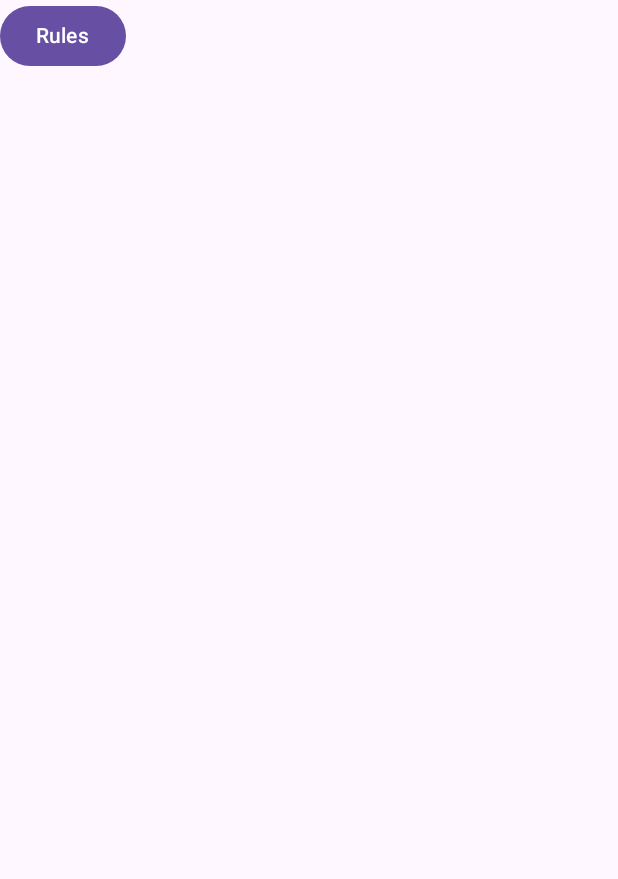
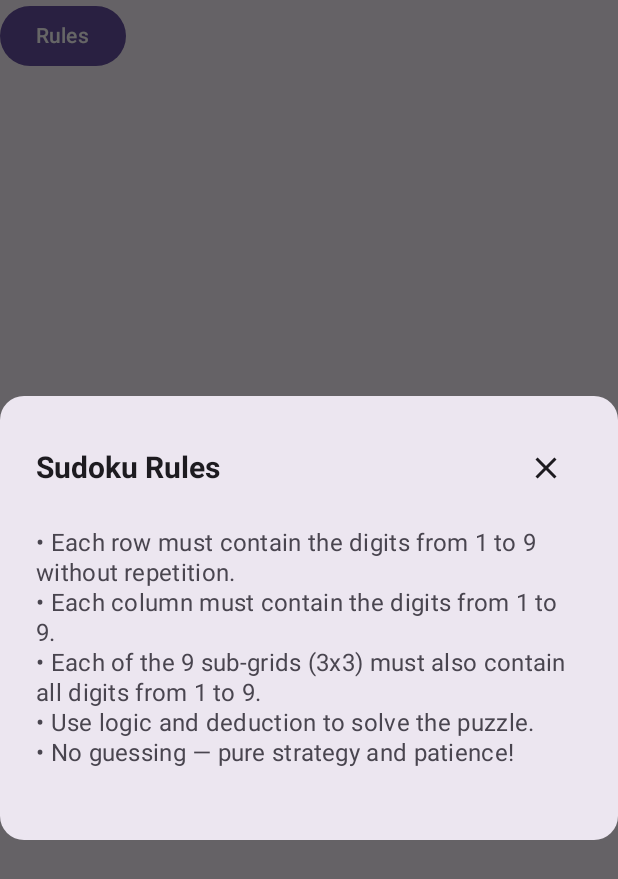
Before and after one commit to gianlucaquaranta/Sudoku-RunTeam, an Android app built with Jetpack Compose: the composable RulesButton shown on its own in the app's theme, after a tap on "Rules", on a phone screen of 412 x 824 dp. Shown: the top 879 px of the screen. Run offline under Robolectric (Android 15) with nearby library versions, the phone set to English and light mode, and no system bars; libraries missing offline, so code that uses them is left out: it.uniroma2; 1 statement that could not run was skipped.

```diff
--- a/app/src/main/java/it/uniroma2/RunTeam/Sudoku/ui/home/components/RulesButton.kt
+++ b/app/src/main/java/it/uniroma2/RunTeam/Sudoku/ui/home/components/RulesButton.kt
@@ -1,12 +1,63 @@
 package it.uniroma2.RunTeam.Sudoku.ui.home.components
 
+import androidx.compose.foundation.layout.*
+import androidx.compose.foundation.shape.RoundedCornerShape
 import androidx.compose.material3.*
-import androidx.compose.runtime.Composable
-import androidx.compose.ui.tooling.preview.Preview
+import androidx.compose.runtime.*
+import androidx.compose.ui.Alignment
+import androidx.compose.ui.Modifier
+import androidx.compose.ui.graphics.vector.ImageVector
+import androidx.compose.ui.res.painterResource
+import androidx.compose.ui.res.vectorResource
+import androidx.compose.ui.text.font.FontWeight
+import androidx.compose.ui.unit.dp
+import androidx.compose.ui.unit.sp
+import it.uniroma2.RunTeam.Sudoku.R
+import androidx.compose.material.icons.Icons
+import androidx.compose.material.icons.filled.Close
 
 @Composable
 fun RulesButton(onClick: () -> Unit) {
-    Button(onClick = onClick) {
+    var showDialog by remember { mutableStateOf(false) }
+
+    Button(onClick = { showDialog = true }) {
         Text("Rules")
     }
+
+    if (showDialog) {
+        AlertDialog(
+            onDismissRequest = { showDialog = false },
+            confirmButton = {},
+            dismissButton = {},
+            title = {
+                Row(
+                    verticalAlignment = Alignment.CenterVertically,
+                    horizontalArrangement = Arrangement.SpaceBetween,
+                    modifier = Modifier.fillMaxWidth()
+                ) {
+                    Text(
+                        text = "Sudoku Rules",
+                        fontWeight = FontWeight.Bold,
+                        fontSize = 20.sp
+                    )
+                    IconButton(onClick = { showDialog = false }) {
+                        Icon(Icons.Default.Close, contentDescription = "Close")
+                    }
+                }
+            },
+            text = {
+                Text(
+                    text = """
+                        • Each row must contain the digits from 1 to 9 without repetition.
+                        • Each column must contain the digits from 1 to 9.
+                        • Each of the 9 sub-grids (3x3) must also contain all digits from 1 to 9.
+                        • Use logic and deduction to solve the puzzle.
+                        • No guessing — pure strategy and patience!
+                    """.trimIndent(),
+                    fontSize = 16.sp
+                )
+            },
+            shape = RoundedCornerShape(16.dp)
+        )
+    }
 }
--- a/app/src/main/java/it/uniroma2/RunTeam/Sudoku/ui/theme/Color.kt
+++ b/app/src/main/java/it/uniroma2/RunTeam/Sudoku/ui/home/theme/Color.kt
@@ -1,4 +1,4 @@
-package it.uniroma2.RunTeam.Sudoku.ui.theme
+package it.uniroma2.RunTeam.Sudoku.ui.home.theme
 
 import androidx.compose.ui.graphics.Color
 
--- a/app/src/main/java/it/uniroma2/RunTeam/Sudoku/ui/theme/Theme.kt
+++ b/app/src/main/java/it/uniroma2/RunTeam/Sudoku/ui/home/theme/Theme.kt
@@ -1,4 +1,4 @@
-package it.uniroma2.RunTeam.Sudoku.ui.theme
+package it.uniroma2.RunTeam.Sudoku.ui.home.theme
 
 import androidx.compose.material3.MaterialTheme
 import androidx.compose.material3.darkColorScheme
--- a/app/src/main/java/it/uniroma2/RunTeam/Sudoku/ui/theme/Type.kt
+++ b/app/src/main/java/it/uniroma2/RunTeam/Sudoku/ui/home/theme/Type.kt
@@ -1,4 +1,4 @@
-package it.uniroma2.RunTeam.Sudoku.ui.theme
+package it.uniroma2.RunTeam.Sudoku.ui.home.theme
 
 import androidx.compose.material3.Typography
 import androidx.compose.ui.text.TextStyle
```
